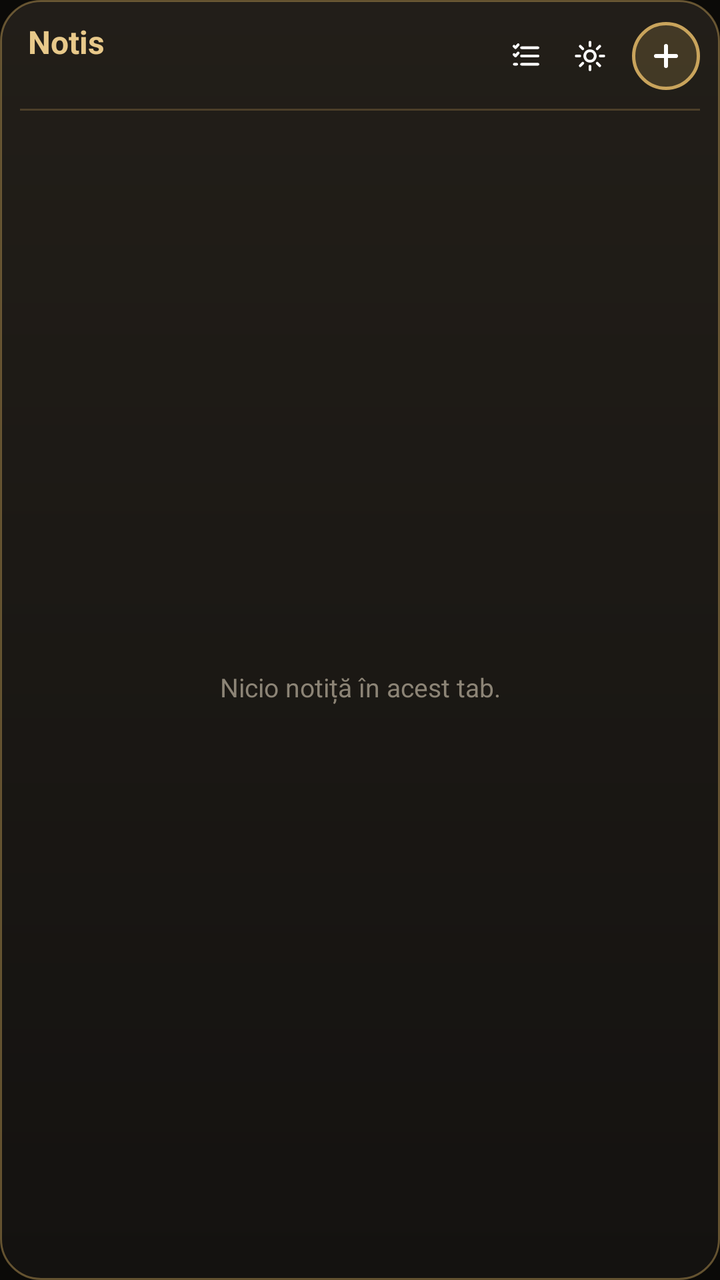
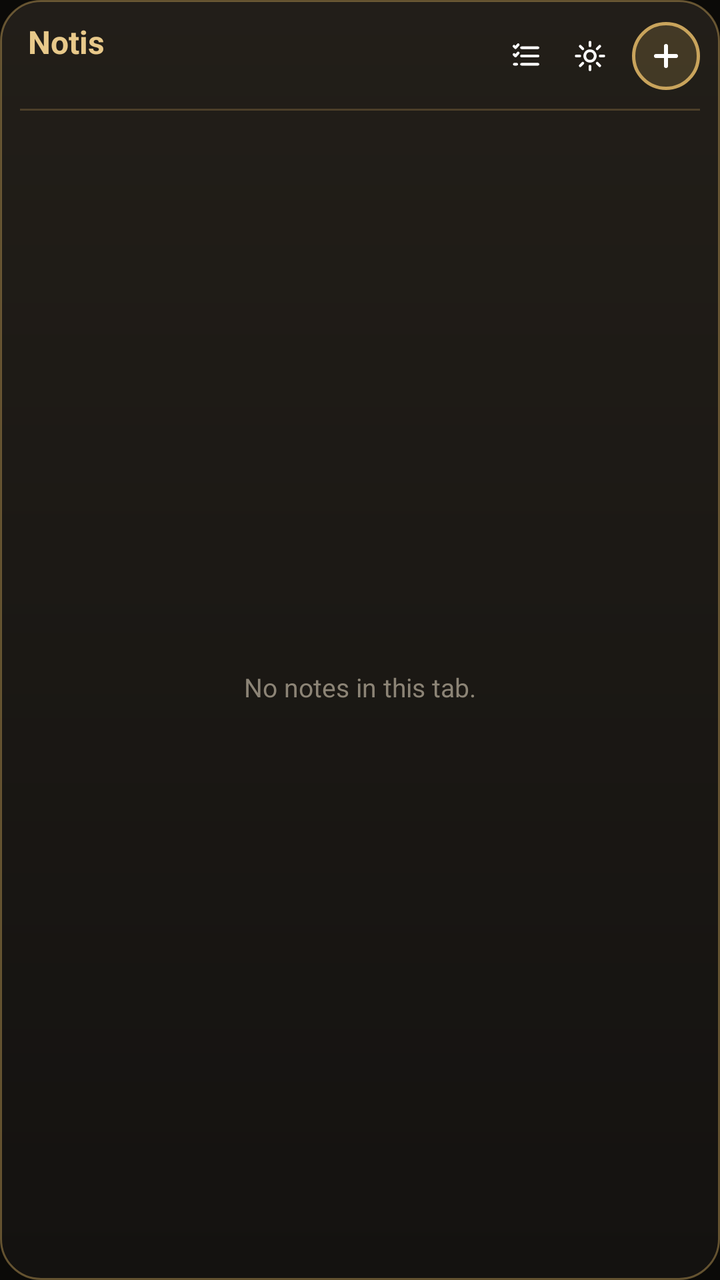

Screens rendered from an Android XML layout before and after an edit, with the pre-edit source and the edit as a unified diff.
<!-- AndroidManifest.xml: application theme NotisTheme -->
<!-- res/layout/notes_widget.xml -->
<?xml version="1.0" encoding="utf-8"?>
<LinearLayout xmlns:android="http://schemas.android.com/apk/res/android"
    android:id="@+id/w_root" android:layout_width="match_parent" android:layout_height="match_parent"
    android:orientation="vertical" android:background="@drawable/w_bg_gold" android:padding="10dp">
    <LinearLayout android:layout_width="match_parent" android:layout_height="wrap_content" android:orientation="horizontal" android:gravity="center_vertical">
        <LinearLayout android:id="@+id/w_head" android:layout_width="0dp" android:layout_weight="1" android:layout_height="wrap_content" android:orientation="vertical" android:paddingStart="4dp">
            <TextView android:id="@+id/w_title" android:layout_width="match_parent" android:layout_height="wrap_content" android:text="Notis" android:textColor="@color/gold" android:textSize="16sp" android:textStyle="bold" android:maxLines="1" android:ellipsize="end" />
            <TextView android:id="@+id/w_sub" android:layout_width="match_parent" android:layout_height="wrap_content" android:textColor="@color/wmut" android:textSize="11sp" android:maxLines="1" android:ellipsize="end" />
        </LinearLayout>
        <ImageView android:id="@+id/w_pick" android:layout_width="30dp" android:layout_height="30dp" android:layout_marginEnd="2dp" android:src="@drawable/ic_lists" android:padding="6dp" android:contentDescription="Alege tabul" />
        <ImageView android:id="@+id/w_cfg" android:layout_width="30dp" android:layout_height="30dp" android:layout_marginEnd="6dp" android:src="@drawable/ic_gear" android:padding="6dp" android:contentDescription="Setări widget" />
        <ImageView android:id="@+id/w_add" android:layout_width="34dp" android:layout_height="34dp" android:src="@drawable/ic_plus" android:background="@drawable/w_add_gold" android:padding="7dp" android:contentDescription="Adaugă" />
    </LinearLayout>
    <ImageView android:id="@+id/w_line" android:layout_width="match_parent" android:layout_height="1dp" android:layout_marginTop="8dp" android:layout_marginBottom="2dp" android:src="@drawable/w_line" android:scaleType="fitXY" />
    <FrameLayout android:layout_width="match_parent" android:layout_height="0dp" android:layout_weight="1">
        <ListView android:id="@+id/w_list" android:layout_width="match_parent" android:layout_height="match_parent" android:divider="@null" android:dividerHeight="0dp" android:scrollbars="none" />
        <TextView android:id="@+id/w_empty" android:layout_width="match_parent" android:layout_height="match_parent" android:gravity="center" android:padding="8dp" android:text="Nicio notiță în acest tab." android:textColor="@color/wmut" android:textSize="13sp" />
    </FrameLayout>
</LinearLayout>
<!-- resources referenced by this layout -->
<resources>
  <color name="gold">#FFE8C98A</color>
  <color name="wmut">#FF8C8476</color>
  <!-- drawable ic_gear (drawable) -->
  <vector xmlns:android="http://schemas.android.com/apk/res/android" android:width="18dp" android:height="18dp" android:viewportWidth="24" android:viewportHeight="24"><path android:strokeColor="#FFFFFFFF" android:fillColor="#00000000" android:strokeLineCap="round" android:strokeLineJoin="round" android:strokeWidth="1.8" android:pathData="M12,8.5a3.5,3.5 0,1 0,0.01 0zM12,2.8v2.4M12,18.8v2.4M2.8,12h2.4M18.8,12h2.4M5.5,5.5l1.7,1.7M16.8,16.8l1.7,1.7M5.5,18.5l1.7,-1.7M16.8,7.2l1.7,-1.7"/></vector>
  <!-- drawable ic_lists (drawable) -->
  <vector xmlns:android="http://schemas.android.com/apk/res/android" android:width="18dp" android:height="18dp" android:viewportWidth="24" android:viewportHeight="24"><path android:strokeColor="#FFFFFFFF" android:fillColor="#00000000" android:strokeLineCap="round" android:strokeLineJoin="round" android:strokeWidth="1.8" android:pathData="M9,6.5h11M9,12h11M9,17.5h11M4,5.5l1,1 1.8,-2M4,11l1,1 1.8,-2M4.2,17.5h1.6"/></vector>
  <!-- drawable ic_plus (drawable) -->
  <vector xmlns:android="http://schemas.android.com/apk/res/android" android:width="20dp" android:height="20dp" android:viewportWidth="24" android:viewportHeight="24"><path android:strokeColor="#FFFFFFFF" android:fillColor="#00000000" android:strokeLineCap="round" android:strokeLineJoin="round" android:strokeWidth="2.4" android:pathData="M12,6v12M6,12h12"/></vector>
  <!-- drawable w_add_gold (drawable) -->
  <?xml version="1.0" encoding="utf-8"?>
  <shape xmlns:android="http://schemas.android.com/apk/res/android" android:shape="oval"><solid android:color="#33C9A45C" /><stroke android:width="1.5dp" android:color="#FFC9A45C" /></shape>
  <!-- drawable w_bg_gold (drawable) -->
  <?xml version="1.0" encoding="utf-8"?>
  <shape xmlns:android="http://schemas.android.com/apk/res/android" android:shape="rectangle"><gradient android:angle="270" android:startColor="#F2231F19" android:endColor="#F2141210" /><corners android:radius="20dp" /><stroke android:width="1dp" android:color="#73C9A45C" /></shape>
  <!-- drawable w_line (drawable) -->
  <?xml version="1.0" encoding="utf-8"?>
  <shape xmlns:android="http://schemas.android.com/apk/res/android" android:shape="rectangle"><solid android:color="#40C9A45C" /></shape>
  <style name="NotisTheme" parent="android:Theme.Material.NoActionBar">
          <item name="android:windowBackground">@color/bg</item>
          <item name="android:statusBarColor">@color/bg</item>
          <item name="android:navigationBarColor">@color/bg</item>
          <item name="android:colorAccent">@color/gold</item>
          <item name="android:windowOptOutEdgeToEdgeEnforcement">true</item>
      </style>
  <color name="bg">#FF0B0A08</color>
</resources>

<!-- the commit's change to res/layout/notes_widget.xml (unified diff, before → after) -->
@@ -7,13 +7,13 @@
             <TextView android:id="@+id/w_title" android:layout_width="match_parent" android:layout_height="wrap_content" android:text="Notis" android:textColor="@color/gold" android:textSize="16sp" android:textStyle="bold" android:maxLines="1" android:ellipsize="end" />
             <TextView android:id="@+id/w_sub" android:layout_width="match_parent" android:layout_height="wrap_content" android:textColor="@color/wmut" android:textSize="11sp" android:maxLines="1" android:ellipsize="end" />
         </LinearLayout>
-        <ImageView android:id="@+id/w_pick" android:layout_width="30dp" android:layout_height="30dp" android:layout_marginEnd="2dp" android:src="@drawable/ic_lists" android:padding="6dp" android:contentDescription="Alege tabul" />
-        <ImageView android:id="@+id/w_cfg" android:layout_width="30dp" android:layout_height="30dp" android:layout_marginEnd="6dp" android:src="@drawable/ic_gear" android:padding="6dp" android:contentDescription="Setări widget" />
-        <ImageView android:id="@+id/w_add" android:layout_width="34dp" android:layout_height="34dp" android:src="@drawable/ic_plus" android:background="@drawable/w_add_gold" android:padding="7dp" android:contentDescription="Adaugă" />
+        <ImageView android:id="@+id/w_pick" android:layout_width="30dp" android:layout_height="30dp" android:layout_marginEnd="2dp" android:src="@drawable/ic_lists" android:padding="6dp" android:contentDescription="@string/cd_pick_tab" />
+        <ImageView android:id="@+id/w_cfg" android:layout_width="30dp" android:layout_height="30dp" android:layout_marginEnd="6dp" android:src="@drawable/ic_gear" android:padding="6dp" android:contentDescription="@string/cd_settings" />
+        <ImageView android:id="@+id/w_add" android:layout_width="34dp" android:layout_height="34dp" android:src="@drawable/ic_plus" android:background="@drawable/w_add_gold" android:padding="7dp" android:contentDescription="@string/cd_add" />
     </LinearLayout>
     <ImageView android:id="@+id/w_line" android:layout_width="match_parent" android:layout_height="1dp" android:layout_marginTop="8dp" android:layout_marginBottom="2dp" android:src="@drawable/w_line" android:scaleType="fitXY" />
     <FrameLayout android:layout_width="match_parent" android:layout_height="0dp" android:layout_weight="1">
         <ListView android:id="@+id/w_list" android:layout_width="match_parent" android:layout_height="match_parent" android:divider="@null" android:dividerHeight="0dp" android:scrollbars="none" />
-        <TextView android:id="@+id/w_empty" android:layout_width="match_parent" android:layout_height="match_parent" android:gravity="center" android:padding="8dp" android:text="Nicio notiță în acest tab." android:textColor="@color/wmut" android:textSize="13sp" />
+        <TextView android:id="@+id/w_empty" android:layout_width="match_parent" android:layout_height="match_parent" android:gravity="center" android:padding="8dp" android:text="@string/no_notes_tab" android:textColor="@color/wmut" android:textSize="13sp" />
     </FrameLayout>
 </LinearLayout>
<!-- resource entries referenced after the edit -->
@@ -17,6 +17,10 @@
   <!-- drawable w_line (drawable) -->
   <?xml version="1.0" encoding="utf-8"?>
   <shape xmlns:android="http://schemas.android.com/apk/res/android" android:shape="rectangle"><solid android:color="#40C9A45C" /></shape>
+  <string name="cd_add">Add</string>
+  <string name="cd_pick_tab">Choose tab</string>
+  <string name="cd_settings">Widget settings</string>
+  <string name="no_notes_tab">No notes in this tab.</string>
   <style name="NotisTheme" parent="android:Theme.Material.NoActionBar">
           <item name="android:windowBackground">@color/bg</item>
           <item name="android:statusBarColor">@color/bg</item>
